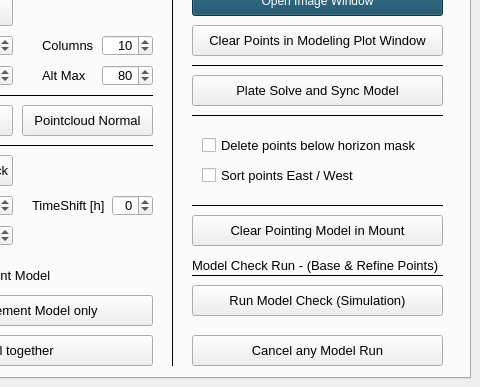
sayitfast/MountWizzard3, file mountwizzard/gui/wizzard_main_ui.ui: the form before one commit; both pictures show x 310 to 790 and y 252 to 639 of the 790 by 639 pixel window.
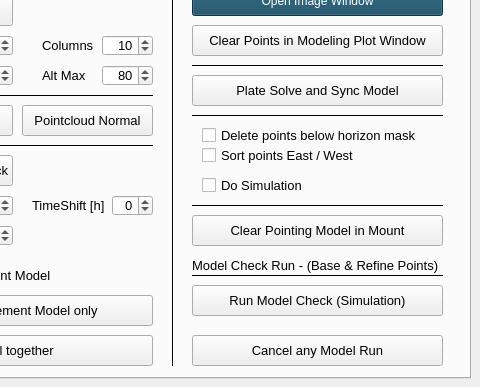
The form after the commit. The open tabs and pages were chosen to show the change.

The edit to the form file:
```diff
--- a/mountwizzard/gui/wizzard_main_ui.ui
+++ b/mountwizzard/gui/wizzard_main_ui.ui
@@ -4926,7 +4926,7 @@
      <property name="geometry">
       <rect>
        <x>500</x>
-       <y>240</y>
+       <y>230</y>
        <width>241</width>
        <height>20</height>
       </rect>
@@ -4947,7 +4947,7 @@
      <property name="geometry">
       <rect>
        <x>500</x>
-       <y>270</y>
+       <y>250</y>
        <width>241</width>
        <height>20</height>
       </rect>
@@ -4964,6 +4964,27 @@
       <string>Sort points East / West</string>
      </property>
     </widget>
+    <widget class="QCheckBox" name="checkSimulation">
+     <property name="geometry">
+      <rect>
+       <x>500</x>
+       <y>280</y>
+       <width>241</width>
+       <height>20</height>
+      </rect>
+     </property>
+     <property name="font">
+      <font>
+       <pointsize>10</pointsize>
+      </font>
+     </property>
+     <property name="toolTip">
+      <string>If checked, a blind solve would be made (needs internet connection)</string>
+     </property>
+     <property name="text">
+      <string>Do Simulation</string>
+     </property>
+    </widget>
    </widget>
    <widget class="QWidget" name="tab_8">
     <attribute name="title">
```
